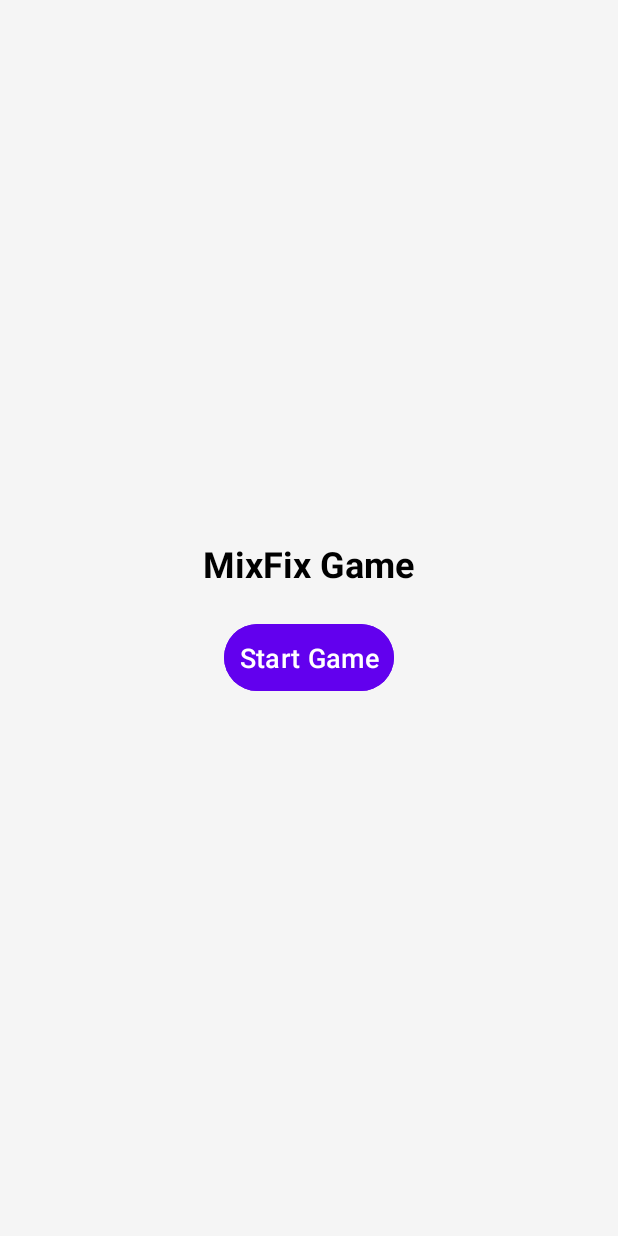
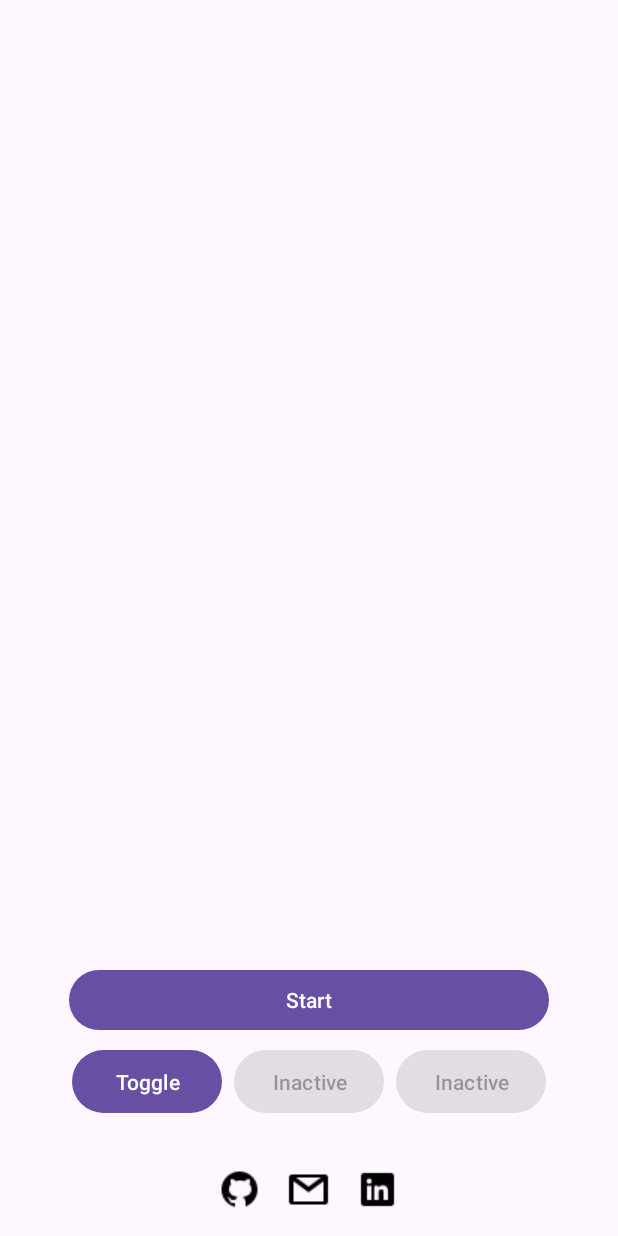
Before and after one commit to sarahpourfaraj/MixFix, an Android app built with Jetpack Compose: the screen it shows after launch (StartActivity), on a phone screen of 412 x 824 dp. Run offline under Robolectric (Android 15) with nearby library versions, the light colour scheme and no system bars.

Commit message:
changing start activity and splash and their xml

```diff
--- a/app/src/main/java/com/example/mixfix/StartActivity.kt
+++ b/app/src/main/java/com/example/mixfix/StartActivity.kt
@@ -1,9 +1,15 @@
 package com.example.mixfix
 
 import android.content.Intent
+import android.content.res.Configuration
+import android.net.Uri
 import android.os.Bundle
+import android.util.Log
+import androidx.appcompat.app.AppCompatActivity
+import androidx.appcompat.app.AppCompatDelegate
 import android.widget.Button
-import androidx.appcompat.app.AppCompatActivity
+import android.widget.ImageView
+import com.bumptech.glide.Glide
 
 class StartActivity : AppCompatActivity() {
 
@@ -11,12 +17,50 @@ class StartActivity : AppCompatActivity() {
         super.onCreate(savedInstanceState)
         setContentView(R.layout.activity_start)
 
-        // Find the button by ID
+        Log.d("StartActivity", "StartActivity created") // Add logging
+
+        // Start Button
         val btnStart: Button = findViewById(R.id.btnStart)
+        btnStart.setOnClickListener {
+            Log.d("StartActivity", "Start button clicked") // Add logging
+            val intent = Intent(this, LevelSelectionActivity::class.java)
+            startActivity(intent)
+        }
 
-        // Set a click listener for navigation
-        btnStart.setOnClickListener {
-            val intent = Intent(this, LevelSelectionActivity::class.java)
+        // Theme Toggle Button
+        val btnThemeToggle: Button = findViewById(R.id.btnThemeToggle)
+        btnThemeToggle.setOnClickListener {
+            val currentNightMode = resources.configuration.uiMode and Configuration.UI_MODE_NIGHT_MASK
+            when (currentNightMode) {
+                Configuration.UI_MODE_NIGHT_NO -> {
+                    AppCompatDelegate.setDefaultNightMode(AppCompatDelegate.MODE_NIGHT_YES)
+                }
+                Configuration.UI_MODE_NIGHT_YES -> {
+                    AppCompatDelegate.setDefaultNightMode(AppCompatDelegate.MODE_NIGHT_NO)
+                }
+            }
+            recreate()
+        }
+
+        // Hyperlink Icons
+        val ivGitHub: ImageView = findViewById(R.id.ivGitHub)
+        val ivGmail: ImageView = findViewById(R.id.ivGmail)
+        val ivLinkedIn: ImageView = findViewById(R.id.ivLinkedIn)
+
+        ivGitHub.setOnClickListener {
+            val intent = Intent(Intent.ACTION_VIEW, Uri.parse("https://github.com/yourusername"))
+            startActivity(intent)
+        }
+
+        ivGmail.setOnClickListener {
+            val intent = Intent(Intent.ACTION_SENDTO).apply {
+                data = Uri.parse("mailto:youremail@example.com")
+            }
+            startActivity(intent)
+        }
+
+        ivLinkedIn.setOnClickListener {
+            val intent = Intent(Intent.ACTION_VIEW, Uri.parse("https://www.linkedin.com/in/yourprofile"))
             startActivity(intent)
         }
     }
--- /dev/null
+++ b/app/src/main/res/layout/activity_splash.xml
@@ -0,0 +1,15 @@
+<?xml version="1.0" encoding="utf-8"?>
+<LinearLayout
+    xmlns:android="http://schemas.android.com/apk/res/android"
+    android:layout_width="match_parent"
+    android:layout_height="match_parent"
+    android:gravity="center"
+    android:orientation="vertical"
+    android:background="@android:color/white">
+
+    <ImageView
+        android:src="@drawable/ic_launcher_foreground"
+        android:layout_width="wrap_content"
+        android:layout_height="wrap_content" />
+
+</LinearLayout>
--- a/app/src/main/res/layout/activity_start.xml
+++ b/app/src/main/res/layout/activity_start.xml
@@ -4,28 +4,85 @@
     android:layout_width="match_parent"
     android:layout_height="match_parent"
     android:orientation="vertical"
-    android:gravity="center"
-    android:background="#F5F5F5">
+    android:gravity="bottom"
+    android:padding="16dp">
 
-  <!-- Game Title -->
-  <TextView
-      android:id="@+id/tvTitle"
+  <!-- ImageView for the GIF Background -->
+  <!--
+  <ImageView
+      android:id="@+id/gifBackground"
+      android:layout_width="match_parent"
+      android:layout_height="550dp"
+      android:layout_alignParentTop="true"
+      android:scaleType="centerCrop" />
+  -->
+
+  <Button
+      android:id="@+id/btnStart"
+      android:layout_width="320dp"
+      android:layout_gravity="center"
+      android:layout_height="wrap_content"
+      android:text="Start" />
+
+  <LinearLayout
       android:layout_width="wrap_content"
       android:layout_height="wrap_content"
-      android:text="MixFix Game"
-      android:textSize="24sp"
-      android:textStyle="bold"
-      android:layout_marginBottom="20dp"
-      android:textColor="#000000"/>
+      android:orientation="horizontal"
+      android:layout_gravity="center"
+      android:layout_marginTop="5dp">
 
-  <!-- Start Button -->
-  <Button
-      android:id="@+id/btnStart"
-      android:layout_width="wrap_content"
+    <Button
+        android:id="@+id/btnThemeToggle"
+        android:layout_width="100dp"
+        android:layout_height="50dp"
+        android:text="Toggle" />
+
+    <Button
+        android:id="@+id/btnInactive1"
+        android:layout_width="100dp"
+        android:layout_height="50dp"
+        android:layout_marginStart="8dp"
+        android:enabled="false"
+        android:text="Inactive" />
+
+    <Button
+        android:id="@+id/btnInactive2"
+        android:layout_width="100dp"
+        android:layout_height="50dp"
+        android:text="Inactive"
+        android:enabled="false"
+        android:layout_marginStart="8dp" />
+  </LinearLayout>
+
+  <!-- Hyperlink Icons -->
+  <LinearLayout
+      android:layout_width="match_parent"
       android:layout_height="wrap_content"
-      android:text="Start Game"
-      android:textSize="18sp"
-      android:backgroundTint="#6200EE"
-      android:textColor="#FFFFFF"
-      android:padding="10dp"/>
+      android:layout_marginTop="32dp"
+      android:gravity="center"
+      android:orientation="horizontal">
+
+    <!-- GitHub Icon -->
+    <ImageView
+        android:id="@+id/ivGitHub"
+        android:layout_width="wrap_content"
+        android:layout_height="wrap_content"
+        android:src="@drawable/ic_github" />
+
+    <!-- Gmail Icon -->
+    <ImageView
+        android:id="@+id/ivGmail"
+        android:layout_width="wrap_content"
+        android:layout_height="wrap_content"
+        android:layout_marginStart="16dp"
+        android:src="@drawable/ic_gmail" />
+
+    <!-- LinkedIn Icon -->
+    <ImageView
+        android:id="@+id/ivLinkedIn"
+        android:layout_width="wrap_content"
+        android:layout_height="wrap_content"
+        android:layout_marginStart="16dp"
+        android:src="@drawable/ic_linkedin" />
+  </LinearLayout>
 </LinearLayout>
```
